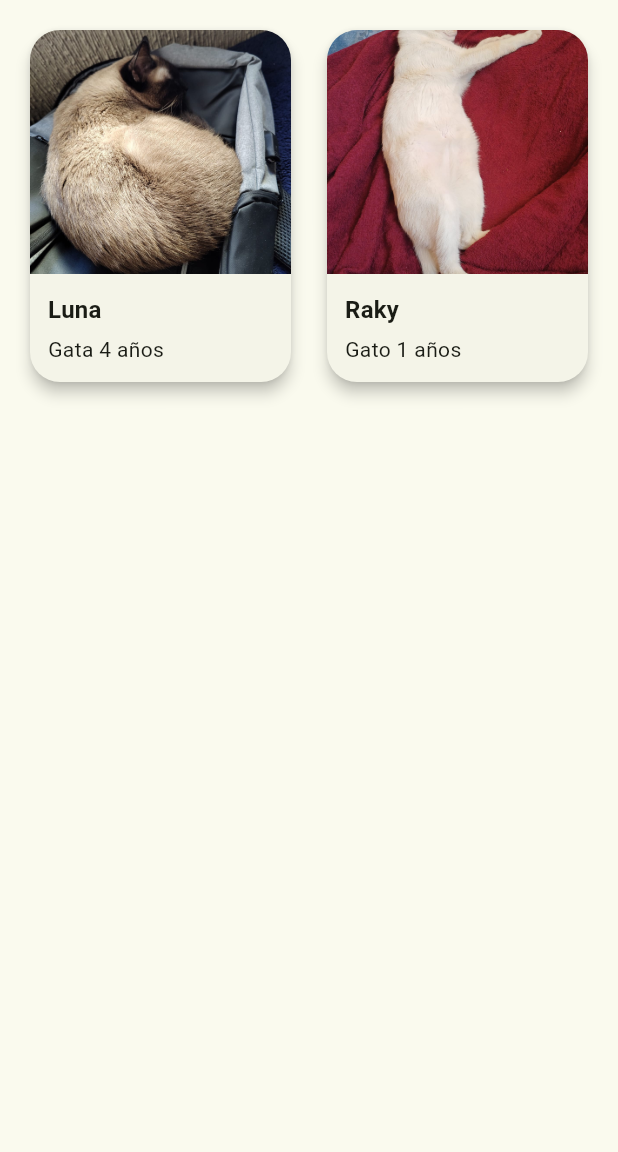
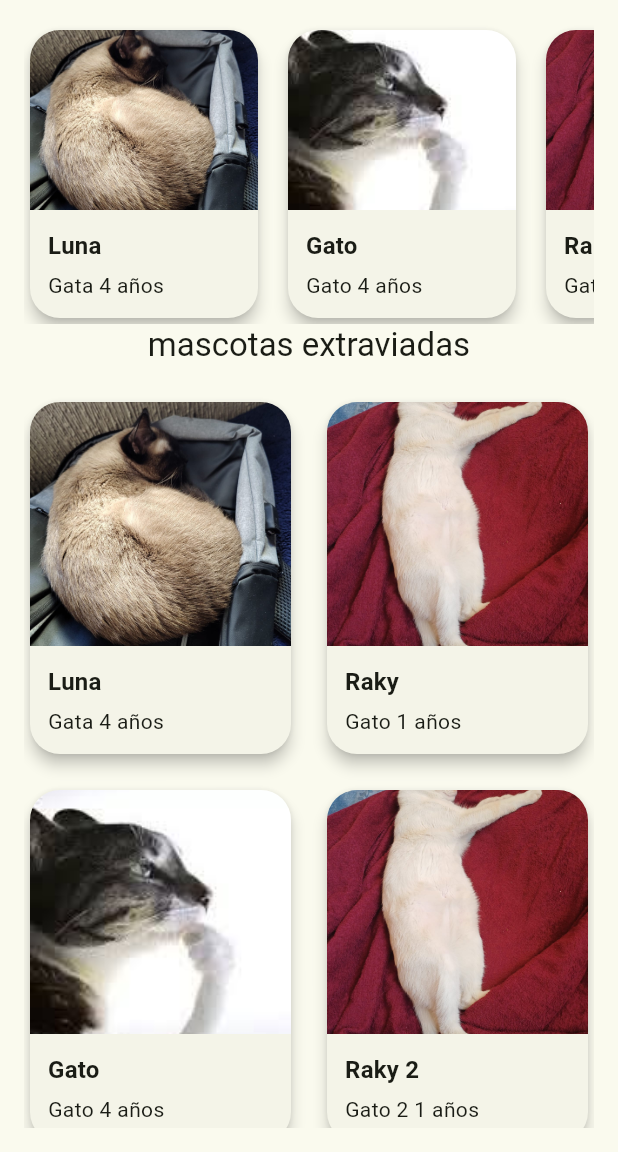
Before and after one commit to Diego11304/adpciones, a Flutter app: the HomeScreen screen opened directly, on a phone screen of 412 x 824 dp, the part 84-1236 px from its top. Run offline on Flutter 3.47's test engine with Material 3 defaults, Android fonts, the light colour scheme and no system bars.

Commit message:
Segundo Commit

```diff
--- a/lib/class/homescreen.dart
+++ b/lib/class/homescreen.dart
@@ -1,10 +1,10 @@
 import 'package:flutter/material.dart';
 import '../data/listdata.dart';
+import '../data/listdata2.dart';
 import 'cards.dart';
 
 class HomeScreen extends StatelessWidget{
   HomeScreen({super.key});
-
 
   @override
   Widget build(BuildContext context) {
@@ -17,7 +17,43 @@ class HomeScreen extends StatelessWidget{
       ),
       body: Padding(
         padding: EdgeInsets.all(16),
-        child: GridView.builder(
+        child: Column(
+          children: [
+            SizedBox(
+              height: 200,
+              child: ListView.builder(
+                scrollDirection: Axis.horizontal,
+                  itemCount: mascotas.length,
+                  itemBuilder: (context, index){
+                  final mascota=mascotas[index];
+                  return Container(
+                    width: 160,
+                    margin: EdgeInsets.only(right: 12),
+                    child: MascotaCard(mascota: mascota),
+                  );
+                  },
+            ),
+        ),
+        Text('mascotas extraviadas', style: Theme.of(context).textTheme.titleLarge),
+            SizedBox(height: 20,),
+            Expanded(
+                child: GridView.builder(
+                  itemCount: mascotas2.length,
+                  gridDelegate: SliverGridDelegateWithFixedCrossAxisCount(
+                    crossAxisCount: 2,
+                    mainAxisSpacing: 16,
+                    crossAxisSpacing: 16,
+                    childAspectRatio: 0.75,
+                  ),
+                  itemBuilder: (context, index){
+                    return MascotaCard(mascota: mascotas2[index]);
+                  },
+
+                )
+            )
+          ],
+        )
+       /* GridView.builder(
         itemCount: mascotas.length,
           gridDelegate: SliverGridDelegateWithFixedCrossAxisCount(
               crossAxisCount: 2,
@@ -29,7 +65,7 @@ class HomeScreen extends StatelessWidget{
           return MascotaCard(mascota: mascotas[index]);
         },
 
-        ),
+        ),*/
       ),
       );
   }
--- a/lib/data/listdata.dart
+++ b/lib/data/listdata.dart
@@ -9,6 +9,13 @@ final List<Mascota> mascotas=[
     descripcion: 'Gata'
   ),
   Mascota(
+      nombre: 'Gato',
+      tipo: 'Gato',
+      edad: 4,
+      imagen: 'assets/gatopensando.jpeg',
+      descripcion: 'Gato'
+  ),
+  Mascota(
       nombre: 'Raky',
       tipo: 'Gato',
       edad: 1,
--- /dev/null
+++ b/lib/data/listdata2.dart
@@ -0,0 +1,32 @@
+import '../model/mascota.dart';
+
+final List<Mascota> mascotas2=[
+  Mascota(
+      nombre: 'Luna',
+      tipo: 'Gata',
+      edad: 4,
+      imagen: 'assets/luna.jpeg',
+      descripcion: 'Gata'
+  ),
+  Mascota(
+      nombre: 'Raky',
+      tipo: 'Gato',
+      edad: 1,
+      imagen: 'assets/Raky.jpeg',
+      descripcion: 'Se duerme raro'
+  ),
+  Mascota(
+      nombre: 'Gato',
+      tipo: 'Gato',
+      edad: 4,
+      imagen: 'assets/gatopensando.jpeg',
+      descripcion: 'Gato'
+  ),
+  Mascota(
+      nombre: 'Raky 2',
+      tipo: 'Gato 2',
+      edad: 1,
+      imagen: 'assets/Raky.jpeg',
+      descripcion: 'Se duerme raro 2'
+  ),
+];
--- a/lib/main.dart
+++ b/lib/main.dart
@@ -12,6 +12,7 @@ class AdopcionesApp extends StatelessWidget{
   @override
   Widget build(BuildContext context) {
     return MaterialApp(
+      debugShowCheckedModeBanner: false,
       title: 'Adopta',
       theme: ThemeData(
         useMaterial3: true,
```
Also changed, not shown: lib/class/detallemascotascreen.dart (added, +59 -0 lines), assets/gatopensando.jpeg (added).
